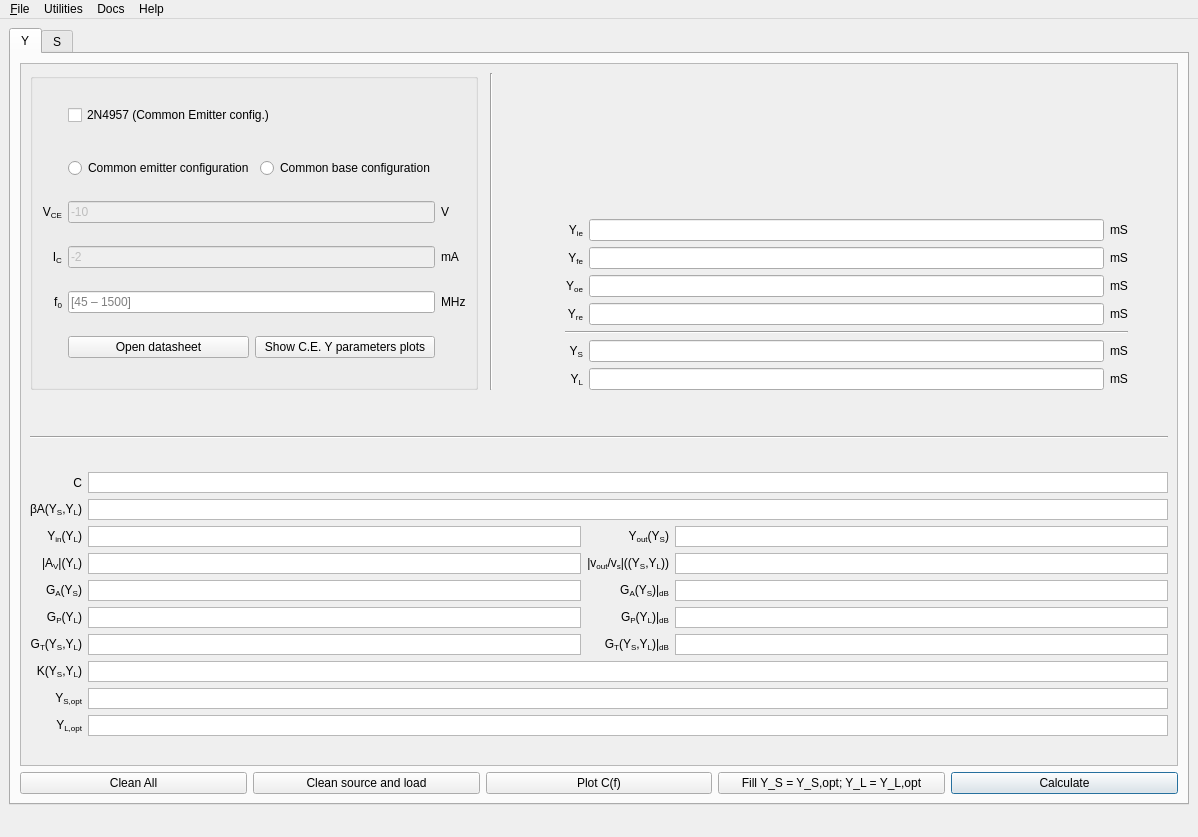
Qt form ui/syRF.ui (urbanij/syRF) before a commit.
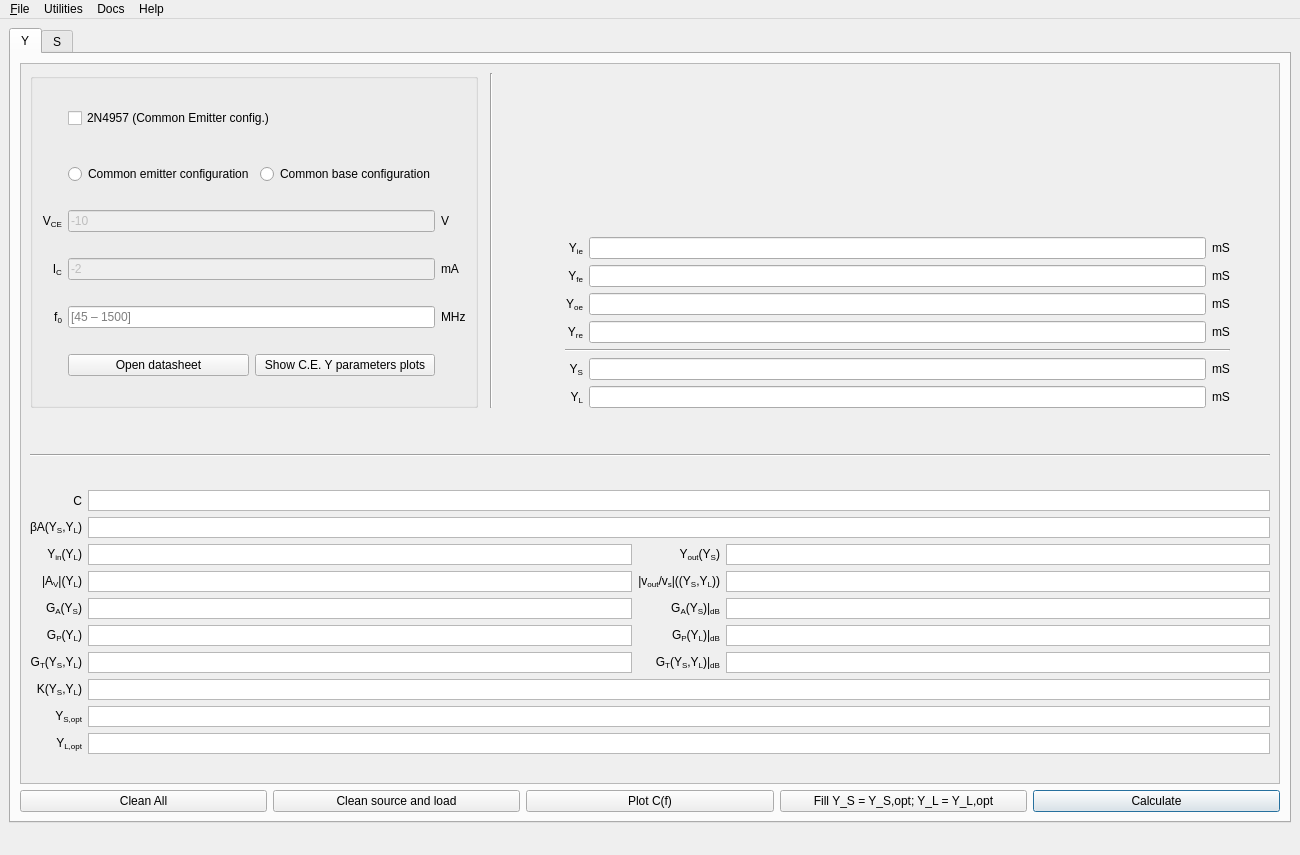
The same form after that commit.

What changed in the file:
```diff
--- a/ui/syRF.ui
+++ b/ui/syRF.ui
@@ -7,8 +7,8 @@
    <rect>
     <x>0</x>
     <y>0</y>
-    <width>1198</width>
-    <height>837</height>
+    <width>1300</width>
+    <height>855</height>
    </rect>
   </property>
   <property name="windowTitle">
@@ -41,7 +41,7 @@
               <rect>
                <x>0</x>
                <y>0</y>
-               <width>1124</width>
+               <width>1226</width>
                <height>691</height>
               </rect>
              </property>
@@ -447,6 +447,9 @@
                     <property name="verticalScrollBarPolicy">
                      <enum>Qt::ScrollBarAlwaysOff</enum>
                     </property>
+                    <property name="horizontalScrollBarPolicy">
+                     <enum>Qt::ScrollBarAsNeeded</enum>
+                    </property>
                    </widget>
                   </item>
                   <item row="6" column="3">
@@ -2747,7 +2750,7 @@
     <rect>
      <x>0</x>
      <y>0</y>
-     <width>1198</width>
+     <width>1300</width>
      <height>22</height>
     </rect>
    </property>
```
Left out of the diff: 8 changed lines with no effect on the pictures.
